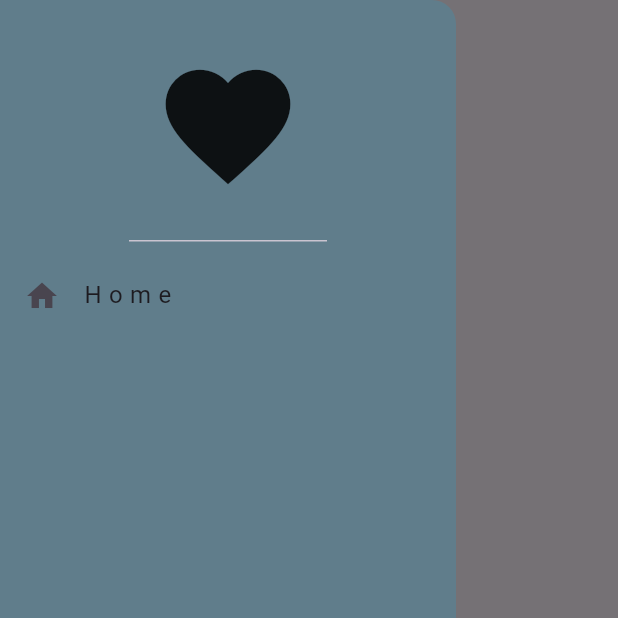
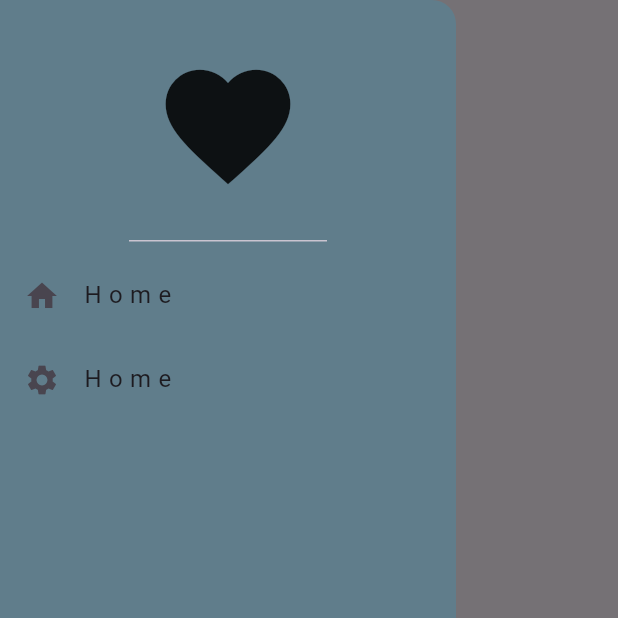
Before and after one commit to mclaughlin-thomas/FlutterApps, a Flutter app: the screen it shows after launch, with the side drawer open, on a phone screen of 412 x 824 dp, the top half of it. Run offline on Flutter 3.47's test engine with Material 3 defaults, Android fonts, the phone set to English and light mode, and no system bars.

Commit message:
Settings button on drawer

```diff
--- a/flutter_app/lib/pages/first_page.dart
+++ b/flutter_app/lib/pages/first_page.dart
@@ -32,6 +32,15 @@ class FirstPage extends StatelessWidget {
               ),
             ),
 
+            ListTile(
+              leading: Icon (
+                Icons.settings
+              ),
+              title: Text(
+                "H o m e"
+              ),
+            ),
+
             //settings page
           ],
       ),
```
